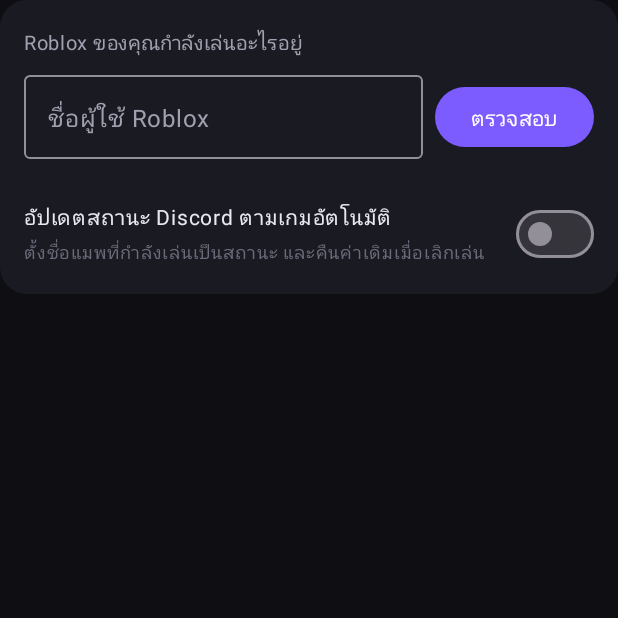
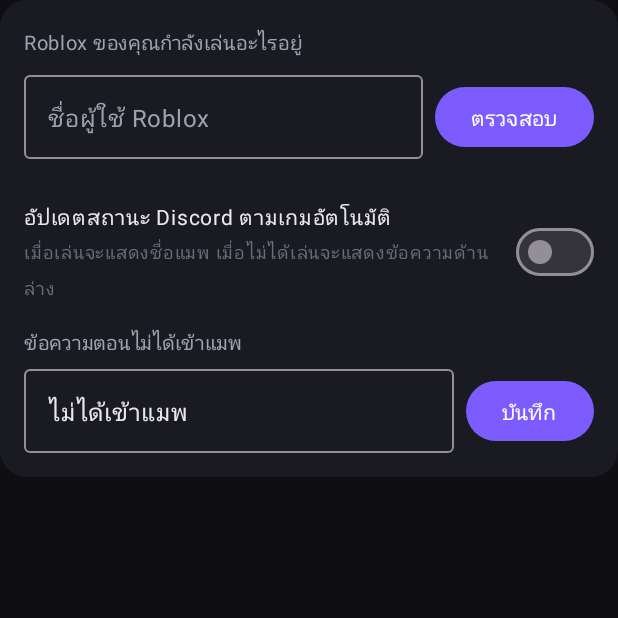
Before and after one commit to sixeirth482-maker/Presence-Studio, an Android app built with Jetpack Compose: the composable RobloxPresenceCard shown on its own in the app's theme, on a phone screen of 412 x 824 dp, the top half of it. Run offline under Robolectric (Android 15) with nearby library versions, the phone set to English and light mode, and no system bars; pictures from the network do not load.

Commit message:
Upload files via GitHub Pusher

```diff
--- a/app/src/main/java/com/presencestudio/MainActivity.kt
+++ b/app/src/main/java/com/presencestudio/MainActivity.kt
@@ -18,6 +18,7 @@ class MainActivity : ComponentActivity() {
 
     override fun onCreate(savedInstanceState: Bundle?) {
         super.onCreate(savedInstanceState)
+        viewModel.restoreSession()
         enableEdgeToEdge()
         setContent {
             PresenceStudioTheme {
--- a/app/src/main/java/com/presencestudio/ui/components/RobloxPresenceCard.kt
+++ b/app/src/main/java/com/presencestudio/ui/components/RobloxPresenceCard.kt
@@ -138,7 +138,7 @@ fun RobloxPresenceCard(
                     fontSize = 14.sp
                 )
                 Text(
-                    text = "ตั้งชื่อแมพที่กำลังเล่นเป็นสถานะ และคืนค่าเดิมเมื่อเลิกเล่น",
+                    text = "เมื่อเล่นจะแสดงชื่อแมพ เมื่อไม่ได้เล่นจะแสดงข้อความด้านล่าง",
                     color = TextTertiary,
                     fontSize = 12.sp
                 )
@@ -149,6 +149,31 @@ fun RobloxPresenceCard(
             )
         }
 
+        Spacer(modifier = Modifier.height(12.dp))
+        var idleInput by remember { mutableStateOf(viewModel.idleText) }
+        Text(
+            text = "ข้อความตอนไม่ได้เข้าแมพ",
+            color = TextSecondary,
+            fontSize = 13.sp
+        )
+        Spacer(modifier = Modifier.height(6.dp))
+        Row(verticalAlignment = Alignment.CenterVertically) {
+            OutlinedTextField(
+                value = idleInput,
+                onValueChange = { idleInput = it },
+                singleLine = true,
+                placeholder = { Text("ไม่ได้เข้าแมพ") },
+                modifier = Modifier.weight(1f)
+            )
+            Spacer(modifier = Modifier.width(8.dp))
+            Button(
+                onClick = { viewModel.saveIdleText(idleInput) },
+                colors = ButtonDefaults.buttonColors(containerColor = Primary)
+            ) {
+                Text("บันทึก")
+            }
+        }
+
         if (viewModel.robloxStatus.isNotEmpty()) {
             Spacer(modifier = Modifier.height(6.dp))
             Text(text = viewModel.robloxStatus, color = TextTertiary, fontSize = 12.sp)
```
Also changed, not shown: app/build.gradle.kts (+11 -1 lines), app/src/main/java/com/presencestudio/MainViewModel.kt (+59 -21 lines), 1 other file.
